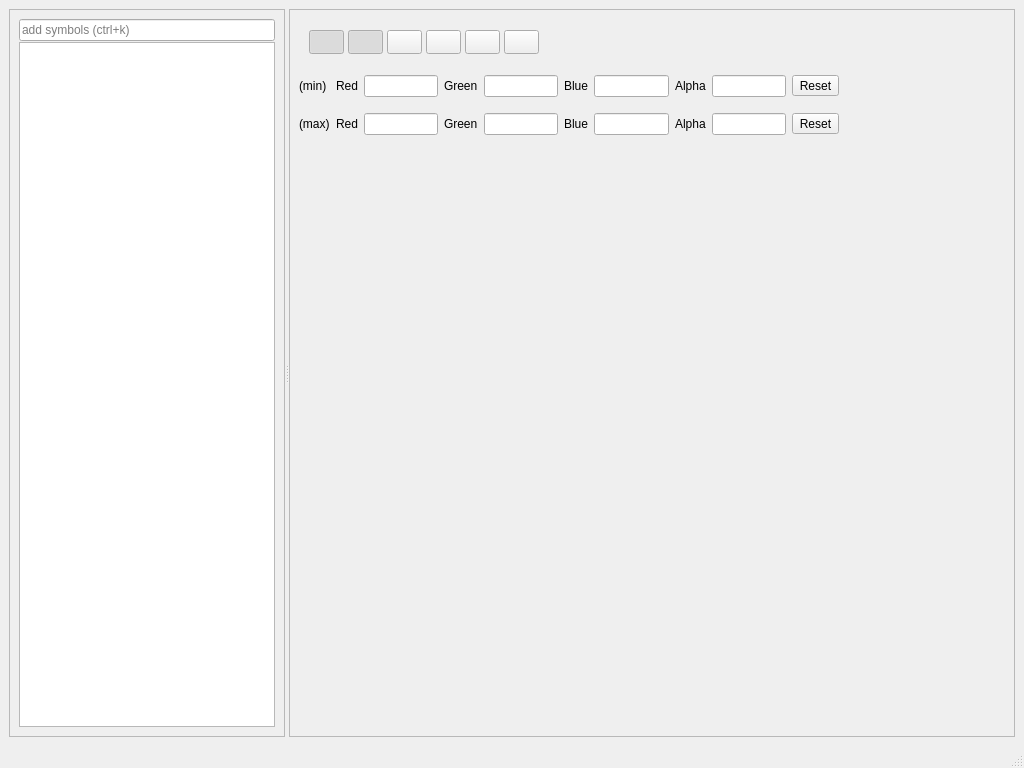
OpenImageDebugger/OpenImageDebugger, file ui/main_window.ui: the form before one commit.
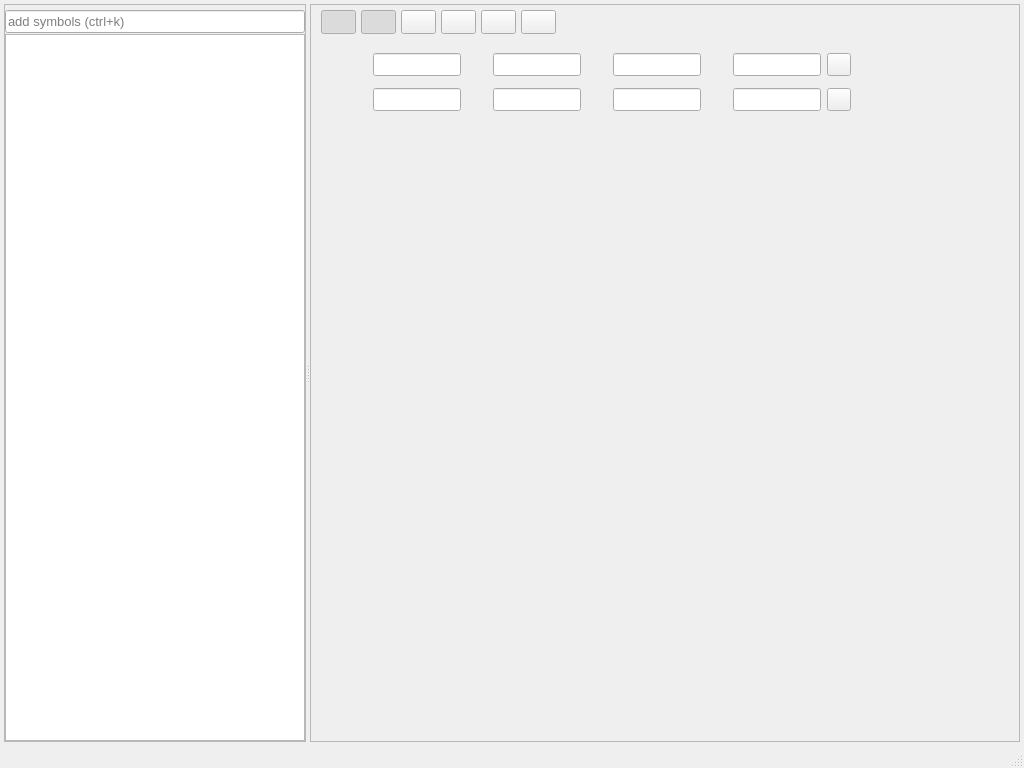
The form after the commit. Icons and pictures are not drawn. Custom widgets are drawn as their Qt base class.

The edit to the form file:
```diff
--- a/ui/main_window.ui
+++ b/ui/main_window.ui
@@ -10,11 +10,33 @@
     <height>768</height>
    </rect>
   </property>
+  <property name="font">
+   <font>
+    <pointsize>10</pointsize>
+   </font>
+  </property>
   <property name="windowTitle">
    <string>GDB ImageWatch</string>
   </property>
+  <property name="styleSheet">
+   <string notr="true">QFrame#frame { border: 0; }
+QFrame#frame_2 { margin-top: 5px; }
+QStatusBar::item { border: none; };</string>
+  </property>
   <widget class="QWidget" name="centralwidget">
    <layout class="QHBoxLayout" name="horizontalLayout">
+    <property name="leftMargin">
+     <number>4</number>
+    </property>
+    <property name="topMargin">
+     <number>4</number>
+    </property>
+    <property name="rightMargin">
+     <number>4</number>
+    </property>
+    <property name="bottomMargin">
+     <number>4</number>
+    </property>
     <item>
      <widget class="QSplitter" name="splitter">
       <property name="enabled">
@@ -30,7 +52,25 @@
        <property name="frameShadow">
         <enum>QFrame::Raised</enum>
        </property>
+       <property name="lineWidth">
+        <number>0</number>
+       </property>
        <layout class="QHBoxLayout" name="horizontalLayout_2">
+        <property name="spacing">
+         <number>6</number>
+        </property>
+        <property name="leftMargin">
+         <number>0</number>
+        </property>
+        <property name="topMargin">
+         <number>5</number>
+        </property>
+        <property name="rightMargin">
+         <number>0</number>
+        </property>
+        <property name="bottomMargin">
+         <number>0</number>
+        </property>
         <item>
          <layout class="QVBoxLayout" name="verticalLayout_3" stretch="0,0">
           <property name="spacing">
@@ -40,7 +80,7 @@
            <widget class="SymbolSearchInput" name="symbolList">
             <property name="minimumSize">
              <size>
-              <width>210</width>
+              <width>300</width>
               <height>0</height>
              </size>
             </property>
@@ -50,6 +90,11 @@
               <height>16777215</height>
              </size>
             </property>
+            <property name="font">
+             <font>
+              <pointsize>10</pointsize>
+             </font>
+            </property>
             <property name="statusTip">
              <string/>
             </property>
@@ -74,7 +119,7 @@
             </property>
             <property name="minimumSize">
              <size>
-              <width>210</width>
+              <width>300</width>
               <height>0</height>
              </size>
             </property>
@@ -84,8 +129,10 @@
               <height>16777215</height>
              </size>
             </property>
-            <property name="styleSheet">
-             <string notr="true">padding: 0px;</string>
+            <property name="font">
+             <font>
+              <pointsize>10</pointsize>
+             </font>
             </property>
             <property name="horizontalScrollBarPolicy">
              <enum>Qt::ScrollBarAsNeeded</enum>
@@ -130,7 +177,22 @@
        <property name="frameShadow">
         <enum>QFrame::Raised</enum>
        </property>
+       <property name="lineWidth">
+        <number>0</number>
+       </property>
        <layout class="QHBoxLayout" name="horizontalLayout_3">
+        <property name="leftMargin">
+         <number>0</number>
+        </property>
+        <property name="topMargin">
+         <number>5</number>
+        </property>
+        <property name="rightMargin">
+         <number>0</number>
+        </property>
+        <property name="bottomMargin">
+         <number>0</number>
+        </property>
         <item>
          <layout class="QVBoxLayout" name="rightPanelLayout">
           <item>
@@ -138,23 +200,20 @@
             <property name="minimumSize">
              <size>
               <width>0</width>
-              <height>40</height>
+              <height>25</height>
              </size>
             </property>
             <property name="maximumSize">
              <size>
               <width>16777215</width>
-              <height>40</height>
+              <height>25</height>
              </size>
             </property>
-            <property name="styleSheet">
-             <string notr="true"/>
-            </property>
             <widget class="QToolButton" name="acToggle">
              <property name="geometry">
               <rect>
-               <x>49</x>
-               <y>11</y>
+               <x>50</x>
+               <y>0</y>
                <width>35</width>
                <height>24</height>
               </rect>
@@ -180,7 +239,7 @@
              <property name="geometry">
               <rect>
                <x>10</x>
-               <y>11</y>
+               <y>0</y>
                <width>35</width>
                <height>24</height>
               </rect>
@@ -208,8 +267,8 @@
             <widget class="QToolButton" name="reposition_buffer">
              <property name="geometry">
               <rect>
-               <x>88</x>
-               <y>11</y>
+               <x>90</x>
+               <y>0</y>
                <width>35</width>
                <height>24</height>
               </rect>
@@ -217,19 +276,12 @@
              <property name="toolTip">
               <string extracomment="Reposition buffer on center">Reposition buffer to fit window</string>
              </property>
-             <property name="text">
-              <string/>
-             </property>
-             <property name="icon">
-              <iconset resource="../resources/resources.qrc">
-               <normaloff>:/resources/icons/arrow-shrink.png</normaloff>:/resources/icons/arrow-shrink.png</iconset>
-             </property>
             </widget>
             <widget class="QToolButton" name="linkViewsToggle">
              <property name="geometry">
               <rect>
-               <x>127</x>
-               <y>11</y>
+               <x>130</x>
+               <y>0</y>
                <width>35</width>
                <height>24</height>
               </rect>
@@ -248,8 +300,8 @@
             <widget class="QToolButton" name="rotate_90_cw">
              <property name="geometry">
               <rect>
-               <x>166</x>
-               <y>11</y>
+               <x>170</x>
+               <y>0</y>
                <width>35</width>
                <height>24</height>
               </rect>
@@ -265,8 +317,8 @@
             <widget class="QToolButton" name="rotate_90_ccw">
              <property name="geometry">
               <rect>
-               <x>205</x>
-               <y>11</y>
+               <x>210</x>
+               <y>0</y>
                <width>35</width>
                <height>24</height>
               </rect>
@@ -298,174 +350,303 @@
               <height>85</height>
              </size>
             </property>
-            <property name="styleSheet">
-             <string notr="true"/>
-            </property>
             <widget class="QWidget" name="layoutWidget">
              <property name="geometry">
               <rect>
                <x>0</x>
                <y>0</y>
                <width>540</width>
-               <height>81</height>
+               <height>84</height>
               </rect>
              </property>
              <layout class="QGridLayout" name="gridLayout">
-              <item row="0" column="0">
-               <widget class="QLabel" name="label_min">
-                <property name="styleSheet">
-                 <string notr="true"/>
-                </property>
-                <property name="text">
-                 <string>(min)</string>
-                </property>
-               </widget>
-              </item>
+              <property name="leftMargin">
+               <number>10</number>
+              </property>
+              <property name="verticalSpacing">
+               <number>0</number>
+              </property>
               <item row="0" column="1">
                <widget class="QLabel" name="label_red_min">
-                <property name="styleSheet">
-                 <string notr="true"/>
+                <property name="minimumSize">
+                 <size>
+                  <width>20</width>
+                  <height>0</height>
+                 </size>
                 </property>
-                <property name="text">
-                 <string>Red</string>
+                <property name="font">
+                 <font>
+                  <pointsize>10</pointsize>
+                 </font>
+                </property>
+                <property name="toolTip">
+                 <string>Minimum value for red (first) channel. Smaller values will be clamped at this level when auto contrast is enabled.</string>
+                </property>
+               </widget>
+              </item>
+              <item row="0" column="0" alignment="Qt::AlignHCenter|Qt::AlignBottom">
+               <widget class="QLabel" name="label_min">
+                <property name="minimumSize">
+                 <size>
+                  <width>20</width>
+                  <height>20</height>
+                 </size>
+                </property>
+                <property name="maximumSize">
+                 <size>
+                  <width>16777215</width>
+                  <height>38</height>
+                 </size>
+                </property>
+                <property name="font">
+                 <font>
+                  <pointsize>10</pointsize>
+                 </font>
                 </property>
                </widget>
               </item>
               <item row="0" column="2">
                <widget class="QLineEdit" name="ac_red_min">
-                <property name="styleSheet">
-                 <string notr="true"/>
+                <property name="font">
+                 <font>
+                  <pointsize>10</pointsize>
+                 </font>
                 </property>
                </widget>
               </item>
               <item row="0" column="3">
                <widget class="QLabel" name="label_green_min">
-                <property name="styleSheet">
-                 <string notr="true"/>
+                <property name="minimumSize">
+                 <size>
+                  <width>20</width>
+                  <height>0</height>
+                 </size>
                 </property>
-                <property name="text">
-                 <string>Green</string>
+                <property name="font">
+                 <font>
+                  <pointsize>10</pointsize>
+                 </font>
+                </property>
+                <property name="toolTip">
+                 <string>Minimum value for green (second) channel. Smaller values will be clamped at this level when auto contrast is enabled.</string>
                 </property>
                </widget>
               </item>
               <item row="0" column="4">
                <widget class="QLineEdit" name="ac_green_min">
-                <property name="styleSheet">
-                 <string notr="true"/>
+                <property name="font">
+                 <font>
+                  <pointsize>10</pointsize>
+                 </font>
                 </property>
                </widget>
               </item>
               <item row="0" column="5">
                <widget class="QLabel" name="label_blue_min">
-                <property name="styleSheet">
-                 <string notr="true"/>
+                <property name="minimumSize">
+                 <size>
+                  <width>20</width>
+                  <height>0</height>
+                 </size>
                 </property>
-                <property name="text">
-                 <string>Blue</string>
+                <property name="font">
+                 <font>
+                  <pointsize>10</pointsize>
+                 </font>
+                </property>
+                <property name="toolTip">
+                 <string>Minimum value for blue (third) channel. Smaller values will be clamped at this level when auto contrast is enabled.</string>
                 </property>
                </widget>
               </item>
               <item row="0" column="6">
                <widget class="QLineEdit" name="ac_blue_min">
-                <property name="styleSheet">
-                 <string notr="true"/>
+                <property name="font">
+                 <font>
+                  <pointsize>10</pointsize>
+                 </font>
                 </property>
                </widget>
               </item>
-              <item row="1" column="0">
+              <item row="1" column="0" alignment="Qt::AlignHCenter|Qt::AlignTop">
                <widget class="QLabel" name="label_max">
-                <property name="styleSheet">
-                 <string notr="true"/>
+                <property name="minimumSize">
+                 <size>
+                  <width>20</width>
+                  <height>20</height>
+                 </size>
                 </property>
-                <property name="text">
-                 <string>(max)</string>
+                <property name="maximumSize">
+                 <size>
+                  <width>16777215</width>
+                  <height>38</height>
+                 </size>
+                </property>
+                <property name="font">
+                 <font>
+                  <pointsize>10</pointsize>
+                 </font>
                 </property>
                </widget>
               </item>
               <item row="1" column="1">
                <widget class="QLabel" name="label_red_max">
-                <property name="styleSheet">
-                 <string notr="true"/>
+                <property name="minimumSize">
+                 <size>
+                  <width>20</width>
+                  <height>0</height>
+                 </size>
                 </property>
-                <property name="text">
-                 <string>Red</string>
+                <property name="font">
+                 <font>
+                  <pointsize>10</pointsize>
+                 </font>
+                </property>
+                <property name="toolTip">
+                 <string>Maximum value for red (first) channel. Larger values will be clamped at this level when auto contrast is enabled.</string>
                 </property>
                </widget>
               </item>
               <item row="1" column="2">
                <widget class="QLineEdit" name="ac_red_max">
-                <property name="styleSheet">
-                 <string notr="true"/>
+                <property name="font">
+                 <font>
+                  <pointsize>10</pointsize>
+                 </font>
                 </property>
                </widget>
               </item>
               <item row="1" column="3">
                <widget class="QLabel" name="label_green_max">
-                <property name="styleSheet">
-                 <string notr="true"/>
+                <property name="minimumSize">
+                 <size>
+                  <width>20</width>
+                  <height>0</height>
+                 </size>
                 </property>
-                <property name="text">
-                 <string>Green</string>
+                <property name="font">
+                 <font>
+                  <pointsize>10</pointsize>
+                 </font>
+                </property>
+                <property name="toolTip">
+                 <string>Maximum value for green (second) channel. Larger values will be clamped at this level when auto contrast is enabled.</string>
                 </property>
                </widget>
               </item>
               <item row="1" column="6">
                <widget class="QLineEdit" name="ac_blue_max">
-                <property name="styleSheet">
-                 <string notr="true"/>
+                <property name="font">
+                 <font>
+                  <pointsize>10</pointsize>
+                 </font>
                 </property>
                </widget>
               </item>
               <item row="1" column="4">
                <widget class="QLineEdit" name="ac_green_max">
-                <property name="styleSheet">
-                 <string notr="true"/>
+                <property name="font">
+                 <font>
+                  <pointsize>10</pointsize>
+                 </font>
+                </property>
+               </widget>
+              </item>
+              <item row="1" column="9">
+               <widget class="QToolButton" name="ac_reset_max">
+                <property name="font">
+                 <font>
+                  <pointsize>10</pointsize>
+                 </font>
+                </property>
+                <property name="toolTip">
+                 <string>Reset maximum auto contrast levels to the largest values found in the buffer.</string>
                 </property>
                </widget>
               </item>
               <item row="1" column="5">
                <widget class="QLabel" name="label_blue_max">
-                <property name="styleSheet">
-                 <string notr="true"/>
+                <property name="minimumSize">
+                 <size>
+                  <width>20</width>
+                  <height>0</height>
+                 </size>
                 </property>
-                <property name="text">
-                 <string>Blue</string>
+                <property name="font">
+                 <font>
+                  <pointsize>10</pointsize>
+                 </font>
+                </property>
+                <property name="toolTip">
+                 <string>Maximum value for blue (third) channel. Larger values will be clamped at this level when auto contrast is enabled.</string>
                 </property>
                </widget>
               </item>
               <item row="0" column="9">
                <widget class="QToolButton" name="ac_reset_min">
-                <property name="text">
-                 <string>Reset</string>
+                <property name="font">
+                 <font>
+                  <pointsize>10</pointsize>
+                 </font>
                 </property>
-               </widget>
-              </item>
-              <item row="1" column="9">
-               <widget class="QToolButton" name="ac_reset_max">
-                <property name="text">
-                 <string>Reset</string>
+                <property name="toolTip">
+                 <string>Reset minimum auto contrast levels to the lowest values found in the buffer.</string>
                 </property>
                </widget>
               </item>
               <item row="1" column="7">
                <widget class="QLabel" name="label_alpha_max">
-                <property name="text">
-                 <string>Alpha</string>
+                <property name="minimumSize">
+                 <size>
+                  <width>20</width>
+                  <height>0</height>
+                 </size>
+                </property>
+                <property name="font">
+                 <font>
+                  <pointsize>10</pointsize>
+                 </font>
+                </property>
+                <property name="toolTip">
+                 <string>Maximum value for alpha (fourth) channel. Larger values will be clamped at this level when auto contrast is enabled.</string>
                 </property>
                </widget>
               </item>
               <item row="0" column="7">
                <widget class="QLabel" name="label_alpha_min">
-                <property name="text">
-                 <string>Alpha</string>
+                <property name="minimumSize">
+                 <size>
+                  <width>20</width>
+                  <height>0</height>
+                 </size>
+                </property>
+                <property name="font">
+                 <font>
+                  <pointsize>10</pointsize>
+                 </font>
+                </property>
+                <property name="toolTip">
+                 <string>Minimum value for alpha (fourth) channel. Smaller values will be clamped at this level when auto contrast is enabled.</string>
                 </property>
                </widget>
               </item>
               <item row="0" column="8">
-               <widget class="QLineEdit" name="ac_alpha_min"/>
+               <widget class="QLineEdit" name="ac_alpha_min">
+                <property name="font">
+                 <font>
+                  <pointsize>10</pointsize>
+                 </font>
+                </property>
+               </widget>
               </item>
               <item row="1" column="8">
-               <widget class="QLineEdit" name="ac_alpha_max"/>
+               <widget class="QLineEdit" name="ac_alpha_max">
+                <property name="font">
+                 <font>
+                  <pointsize>10</pointsize>
+                 </font>
+                </property>
+               </widget>
               </item>
              </layout>
             </widget>
```
Left out of the diff: 42 changed lines with no effect on the pictures.
